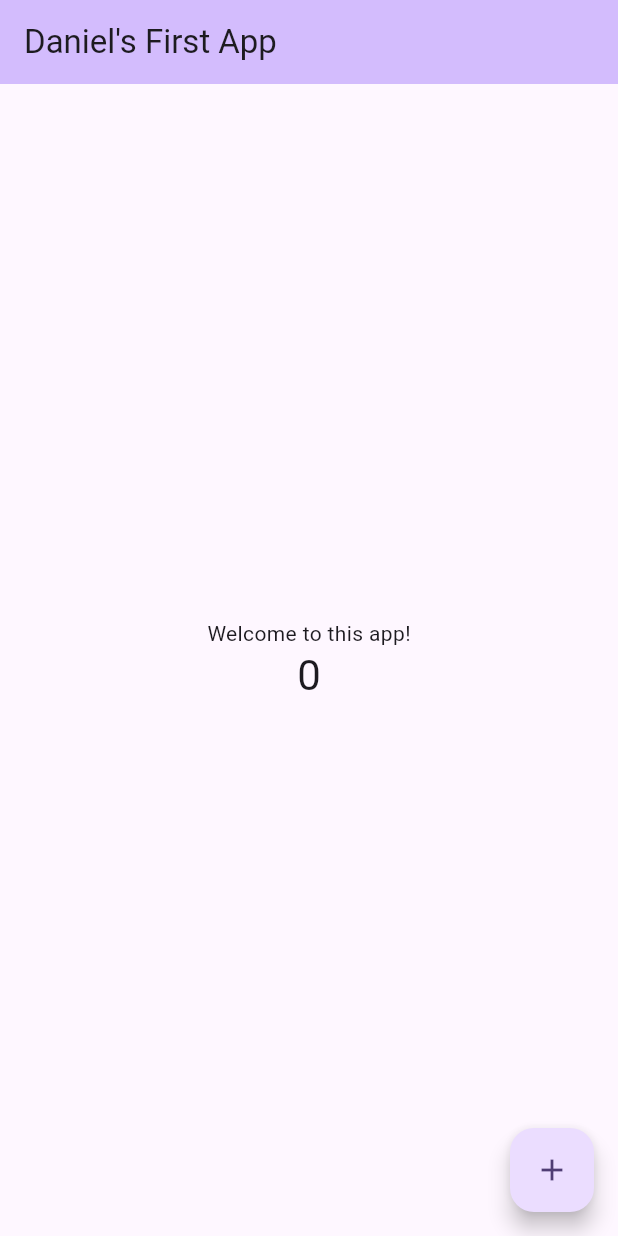
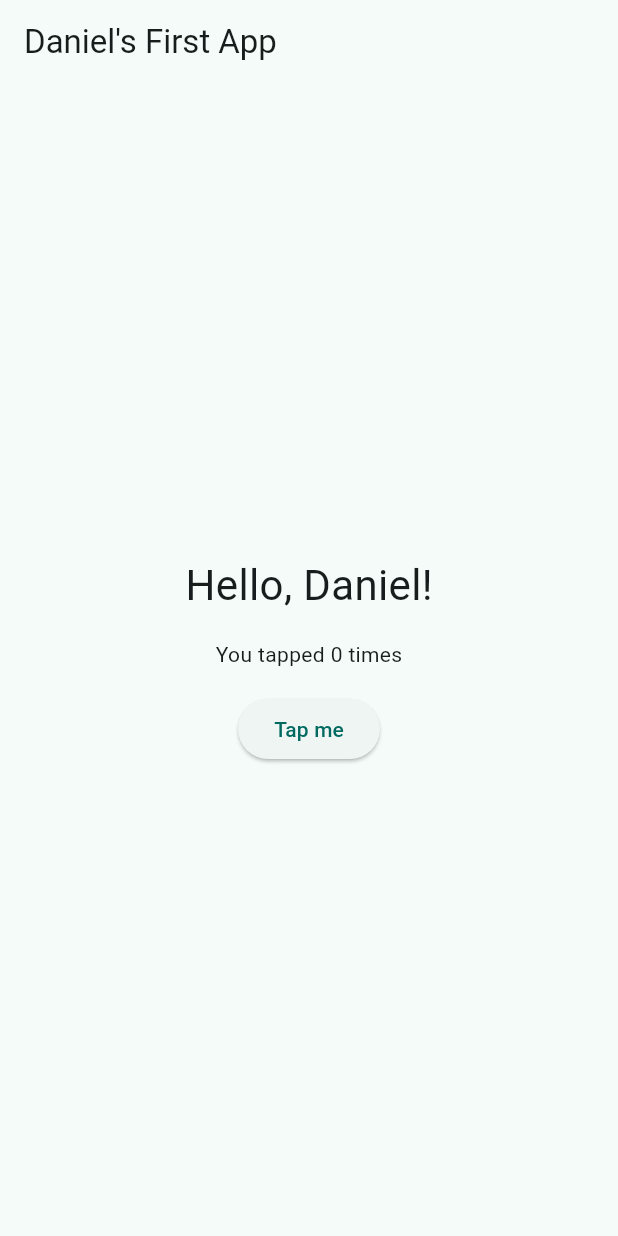
Before and after one commit to Danii-Fedo10/my_first_app, a Flutter app: the screen it shows after launch, on a phone screen of 412 x 824 dp. Run offline on Flutter 3.47's test engine with Material 3 defaults, Android fonts, the phone set to English and light mode, and no system bars.

```diff
--- a/lib/main.dart
+++ b/lib/main.dart
@@ -7,116 +7,53 @@ void main() {
 class MyApp extends StatelessWidget {
   const MyApp({super.key});
 
-  // This widget is the root of your application.
   @override
   Widget build(BuildContext context) {
     return MaterialApp(
-      title: 'Flutter Demo',
+      title: 'My First App',
       theme: ThemeData(
-        // This is the theme of your application.
-        //
-        // TRY THIS: Try running your application with "flutter run". You'll see
-        // the application has a purple toolbar. Then, without quitting the app,
-        // try changing the seedColor in the colorScheme below to Colors.green
-        // and then invoke "hot reload" (save your changes or press the "hot
-        // reload" button in a Flutter-supported IDE, or press "r" if you used
-        // the command line to start the app).
-        //
-        // Notice that the counter didn't reset back to zero; the application
-        // state is not lost during the reload. To reset the state, use hot
-        // restart instead.
-        //
-        // This works for code too, not just values: Most code changes can be
-        // tested with just a hot reload.
-        colorScheme: .fromSeed(seedColor: Colors.deepPurple),
+        colorScheme: ColorScheme.fromSeed(seedColor: Colors.teal),
       ),
-      home: const MyHomePage(title: "Daniel's First App"),
+      home: const HomePage(),
     );
   }
 }
 
-class MyHomePage extends StatefulWidget {
-  const MyHomePage({super.key, required this.title});
-
-  // This widget is the home page of your application. It is stateful, meaning
-  // that it has a State object (defined below) that contains fields that affect
-  // how it looks.
-
-  // This class is the configuration for the state. It holds the values (in this
-  // case the title) provided by the parent (in this case the App widget) and
-  // used by the build method of the State. Fields in a Widget subclass are
-  // always marked "final".
-
-  final String title;
+class HomePage extends StatefulWidget {
+  const HomePage({super.key});
 
   @override
-  State<MyHomePage> createState() => _MyHomePageState();
+  State<HomePage> createState() => _HomePageState();
 }
 
-class _MyHomePageState extends State<MyHomePage> {
-  int _counter = 0;
+class _HomePageState extends State<HomePage> {
+  int _taps = 0;
 
-  void _incrementCounter() {
+  void _increase() {
     setState(() {
-      // This call to setState tells the Flutter framework that something has
-      // changed in this State, which causes it to rerun the build method below
-      // so that the display can reflect the updated values. If we changed
-      // _counter without calling setState(), then the build method would not be
-      // called again, and so nothing would appear to happen.
-      _counter++;
+      _taps++;
     });
   }
 
   @override
   Widget build(BuildContext context) {
-    // This method is rerun every time setState is called, for instance as done
-    // by the _incrementCounter method above.
-    //
-    // The Flutter framework has been optimized to make rerunning build methods
-    // fast, so that you can just rebuild anything that needs updating rather
-    // than having to individually change instances of widgets.
     return Scaffold(
-      appBar: AppBar(
-        // TRY THIS: Try changing the color here to a specific color (to
-        // Colors.amber, perhaps?) and trigger a hot reload to see the AppBar
-        // change color while the other colors stay the same.
-        backgroundColor: Theme.of(context).colorScheme.inversePrimary,
-        // Here we take the value from the MyHomePage object that was created by
-        // the App.build method, and use it to set our appbar title.
-        title: Text(widget.title),
-      ),
+      appBar: AppBar(title: const Text("Daniel's First App")),
       body: Center(
-        // Center is a layout widget. It takes a single child and positions it
-        // in the middle of the parent.
         child: Column(
-          // Column is also a layout widget. It takes a list of children and
-          // arranges them vertically. By default, it sizes itself to fit its
-          // children horizontally, and tries to be as tall as its parent.
-          //
-          // Column has various properties to control how it sizes itself and
-          // how it positions its children. Here we use mainAxisAlignment to
-          // center the children vertically; the main axis here is the vertical
-          // axis because Columns are vertical (the cross axis would be
-          // horizontal).
-          //
-          // TRY THIS: Invoke "debug painting" (choose the "Toggle Debug Paint"
-          // action in the IDE, or press "p" in the console), to see the
-          // wireframe for each widget.
           mainAxisAlignment: MainAxisAlignment.center,
           children: [
-            const Text('Welcome to this app!'),
-            Text(
-              '$_counter',
-              style: Theme.of(context).textTheme.headlineMedium,
+            const Text('Hello, Daniel!', style: TextStyle(fontSize: 28)),
+            const SizedBox(height: 16),
+            Text('You tapped $_taps times'),
+            const SizedBox(height: 16),
+            ElevatedButton(
+              onPressed: _increase,
+              child: const Text('Tap me'),
             ),
           ],
         ),
       ),
-      floatingActionButton: FloatingActionButton(
-        onPressed: _incrementCounter,
-        tooltip: 'Increment',
-        child: const Icon(Icons.add),
-      ),
     );
   }
 }
```
